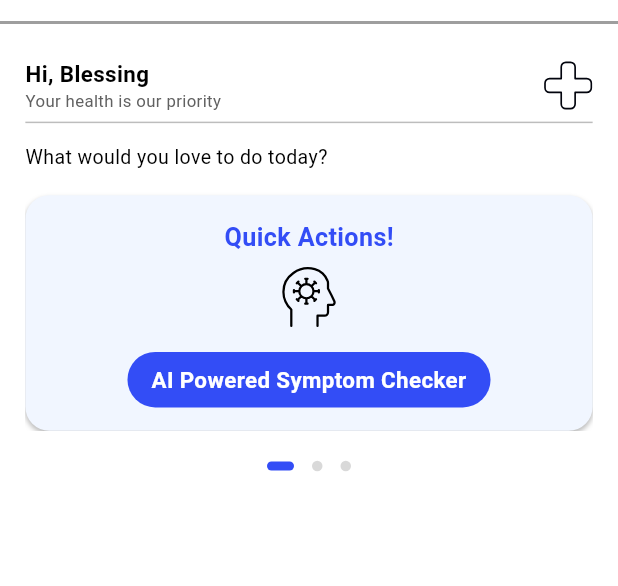
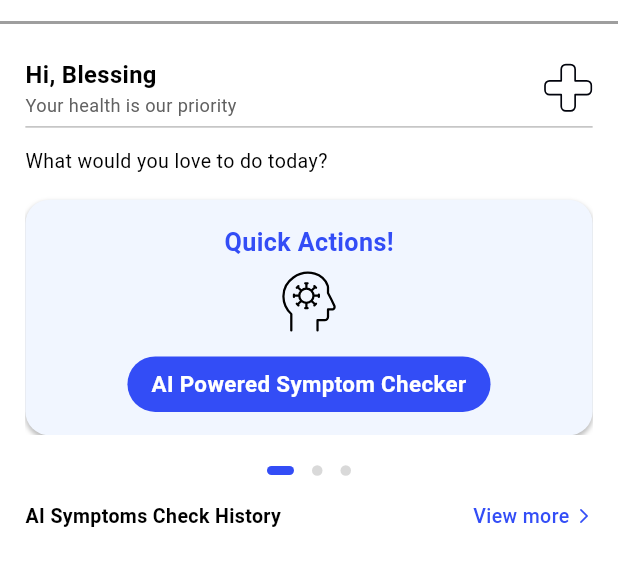
Before and after one commit to Dejito/NaijaMedAssistant, a Flutter app: the Dashboard screen opened by its route, on a phone screen of 412 x 824 dp, the part 60-646 px from its top. Run offline on Flutter 3.47's test engine with Material 3 defaults, Android fonts, the phone set to English and light mode, and no system bars; drawn by our look-alikes of dots_indicator; our stand-ins replace flutter_screenutil, flutter_svg, fluttertoast, go_router, google_fonts, pin_code_text_field.

Commit message:
symptomCheckHistoryItem impl started

```diff
--- a/lib/presentation/views/dashboard/dashboard.dart
+++ b/lib/presentation/views/dashboard/dashboard.dart
@@ -76,6 +76,7 @@ class _DashboardState extends State<Dashboard> {
                 });
               },
             ),
+            viewMoreSymptoms()
           ],
         ),
       ),
--- a/lib/presentation/views/dashboard/widgets/dashboard_widgets.dart
+++ b/lib/presentation/views/dashboard/widgets/dashboard_widgets.dart
@@ -20,9 +20,9 @@ Widget dashboardWelcomeBar() {
               crossAxisAlignment: CrossAxisAlignment.start,
               children: [
                 titleText("Hi, Blessing",
-                    fontSize: 16, fontWeight: FontWeight.w600),
+                    fontSize: 17, fontWeight: FontWeight.w600),
                 titleText("Your health is our priority",
-                    fontSize: 12, color: Colors.grey.shade700)
+                    fontSize: 13, color: Colors.grey.shade700)
               ],
             ),
             SvgPicture.asset(
@@ -47,7 +47,10 @@ Widget dashboardWelcomeBar() {
   );
 }
 
-Widget quickActionsCard({required String icon, required String label, Color labelBackgroundColor = AppColors.primaryColor}) {
+Widget quickActionsCard(
+    {required String icon,
+    required String label,
+    Color labelBackgroundColor = AppColors.primaryColor}) {
   return Container(
     padding: const EdgeInsets.symmetric(vertical: 16),
     margin: const EdgeInsets.only(top: 16),
@@ -66,13 +69,11 @@ Widget quickActionsCard({required String icon, required String label, Color labe
     ),
     child: Column(
       children: [
-        titleText(
-            "Quick Actions!",
+        titleText("Quick Actions!",
             color: AppColors.primaryColor,
             fontSize: 18,
             fontWeight: FontWeight.bold,
-            bottomPadding: 8
-        ),
+            bottomPadding: 8),
         SvgPicture.asset(icon),
         const SizedBox(height: 16),
         Container(
@@ -82,8 +83,7 @@ Widget quickActionsCard({required String icon, required String label, Color labe
             color: labelBackgroundColor,
             borderRadius: BorderRadius.circular(20),
           ),
-          child: titleText(
-              label,
+          child: titleText(label,
               fontSize: 16,
               color: Colors.white,
               fontWeight: FontWeight.bold,
@@ -96,7 +96,8 @@ Widget quickActionsCard({required String icon, required String label, Color labe
   );
 }
 
-Widget quickActionsCardSlider({ required BuildContext context,
+Widget quickActionsCardSlider({
+  required BuildContext context,
   required PageController controller,
   required double index,
   required Function(int) onSwipe,
@@ -104,22 +105,24 @@ Widget quickActionsCardSlider({ required BuildContext context,
   return Column(
     children: [
       SizedBox(
-        height: MediaQuery
-            .of(context)
-            .size
-            .height * 0.21,
+        height: MediaQuery.of(context).size.height * 0.21,
         child: PageView(
           controller: controller,
           onPageChanged: onSwipe,
           physics: const BouncingScrollPhysics(),
           children: [
             quickActionsCard(
-              icon: AppIcons.insight, label: 'AI Powered Symptom Checker',),
-            quickActionsCard(icon: AppIcons.logoBlack,
-              label: 'Chat with AI',),
-            quickActionsCard(icon: AppIcons.emergency,
-              label: 'AI Powered Symptom Checker', labelBackgroundColor: const Color(0xFFD83E06)),
-
+              icon: AppIcons.insight,
+              label: 'AI Powered Symptom Checker',
+            ),
+            quickActionsCard(
+              icon: AppIcons.logoBlack,
+              label: 'Chat with AI',
+            ),
+            quickActionsCard(
+                icon: AppIcons.emergency,
+                label: 'AI Powered Symptom Checker',
+                labelBackgroundColor: const Color(0xFFD83E06)),
           ],
         ),
       ),
@@ -137,14 +140,12 @@ Widget quickActionsCardSlider({ required BuildContext context,
           ),
         ),
       ),
-
     ],
   );
 }
 
-
-Widget drawerListTile(
-    {required Function() onTap,
+Widget drawerListTile({
+  required Function() onTap,
   required String txType,
 }) {
   return ListTile(
@@ -189,7 +190,50 @@ Widget drawerHeader({required String username}) {
         // indent: 20.w,
         endIndent: 20.w,
       ),
-
     ],
   );
 }
+
+Widget viewMoreSymptoms() {
+  return Container(
+    margin: EdgeInsets.symmetric(vertical: 12.h),
+    child: Row(
+      mainAxisAlignment: MainAxisAlignment.spaceBetween,
+      children: [
+        titleText(
+          "AI Symptoms Check History",
+          fontWeight: FontWeight.bold,
+          // fontSize:
+        ),
+        Row(
+          children: [
+            titleText(
+              "View more ",
+              color: AppColors.primaryColor, fontWeight: FontWeight.w500,
+              // fontSize:
+            ),
+            const Icon(
+              Icons.arrow_forward_ios_rounded,
+              color: AppColors.primaryColor,
+              size: 12,
+            )
+          ],
+        )
+      ],
+    ),
+  );
+}
+
+Widget symptomCheckHistoryItem() {
+  return Container(
+    padding: EdgeInsets.all(8.w),
+    decoration: BoxDecoration(
+      border: Border.all(color: Colors.black)
+    ),
+    child: Column(
+      children: [
+
+      ],
+    ),
+  );
+}
```
Lines whose indentation alone changed are shown as unchanged.
